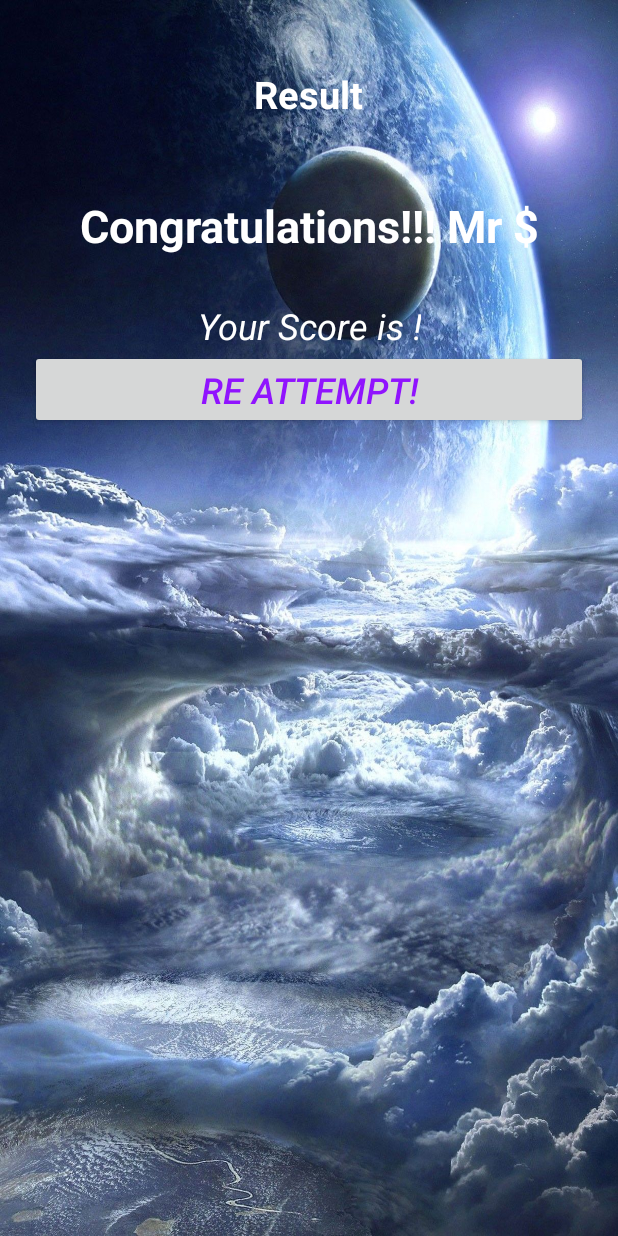
After one commit to mkumar97/quizApp, an Android app: the layout activity_result.xml on its own in the app's theme, with its tools: preview values and no code run, on a phone screen of 412 x 824 dp. The commit adds this screen. Run offline under Robolectric (Android 15) with nearby library versions, the phone set to English and light mode, and no system bars.

Commit message:
Final Commit

```diff
--- a/app/src/main/java/com/example/quizapp/Constants.kt
+++ b/app/src/main/java/com/example/quizapp/Constants.kt
@@ -1,6 +1,11 @@
 package com.example.quizapp
 
 object Constants {
+
+    const val USER_NAME: String = "user_name"
+    const val TOTAL_QUESTIONS: String = "number"
+    const val CORRECT_ANSWERS: String = "correct"
+
     fun getQuestions(): ArrayList<QuestionPaper> {
         val questionList = ArrayList<QuestionPaper>()
         val que = "Which country does this belong?"
--- a/app/src/main/java/com/example/quizapp/MainActivity.kt
+++ b/app/src/main/java/com/example/quizapp/MainActivity.kt
@@ -21,6 +21,7 @@ class MainActivity : AppCompatActivity() {
             }
             else{
                 val intent = Intent(this, StartQuiz::class.java)
+                intent.putExtra(Constants.USER_NAME, inputName.text.toString())
                 startActivity(intent)
                 finish()
             }
--- a/app/src/main/res/layout/activity_main.xml
+++ b/app/src/main/res/layout/activity_main.xml
@@ -63,7 +63,7 @@
                 android:layout_marginTop="20dp"
                 style="@style/Widget.MaterialComponents.TextInputLayout.OutlinedBox"
                 >
-                <androidx.appcompat.widget.AppCompatEditText
+                <EditText
                     android:id="@+id/inputName"
                     android:layout_width="match_parent"
                     android:layout_height="wrap_content"
@@ -74,7 +74,7 @@
                     android:textColorHint="#efefef"
                     android:textStyle="bold"
                     >
-                </androidx.appcompat.widget.AppCompatEditText>
+                </EditText>
 
                 <Button
                     android:id="@+id/start"
--- /dev/null
+++ b/app/src/main/res/layout/activity_result.xml
@@ -0,0 +1,56 @@
+<?xml version="1.0" encoding="utf-8"?>
+<LinearLayout xmlns:android="http://schemas.android.com/apk/res/android"
+    xmlns:app="http://schemas.android.com/apk/res-auto"
+    xmlns:tools="http://schemas.android.com/tools"
+    android:layout_width="match_parent"
+    android:layout_height="match_parent"
+    android:orientation="vertical"
+    android:gravity="center_horizontal"
+    android:padding="20dp"
+    android:background="@drawable/app_bckgrnd"
+    tools:context=".ResultActivity">
+
+    <TextView
+        android:layout_width="wrap_content"
+        android:layout_height="wrap_content"
+        android:text="Result"
+        android:textColor="@android:color/white"
+        android:textSize="25sp"
+        android:textStyle="bold"
+        android:layout_marginTop="25dp"/>
+
+
+    <TextView
+        android:id="@+id/displayname"
+        android:layout_width="match_parent"
+        android:layout_height="wrap_content"
+        android:text="Congratulations!!! Mr $"
+        android:textStyle="bold"
+        android:textColor="@android:color/white"
+        android:layout_marginTop="50dp"
+        android:gravity="center"
+        android:textSize="30sp"/>
+
+    <TextView
+        android:id="@+id/displayscore"
+        android:layout_width="wrap_content"
+        android:layout_height="wrap_content"
+        android:textSize="24sp"
+        android:text="Your Score is !"
+        android:layout_marginTop="30dp"
+        android:gravity="center"
+        android:textColor="@android:color/white"
+        android:textStyle="italic"/>
+
+    <Button
+        android:id="@+id/refresh"
+        android:layout_width="match_parent"
+        android:layout_height="wrap_content"
+        android:text="Re Attempt!"
+        android:textColor="@color/colorPrimary"
+        android:textStyle="italic"
+        android:textSize="24sp"
+        android:layout_marginBottom="20dp"/>
+
+
+</LinearLayout>
```
Also changed, not shown: app/src/main/AndroidManifest.xml (+7 -2 lines), app/src/main/java/com/example/quizapp/ResultActivity.kt (added, +28 -0 lines), app/src/main/java/com/example/quizapp/StartQuiz.kt (+54 -8 lines), app/src/main/res/drawable-v24/correctoptionborder.xml (added, +8 -0 lines), app/src/main/res/drawable-v24/wrongoptionborder.xml (added, +8 -0 lines).
